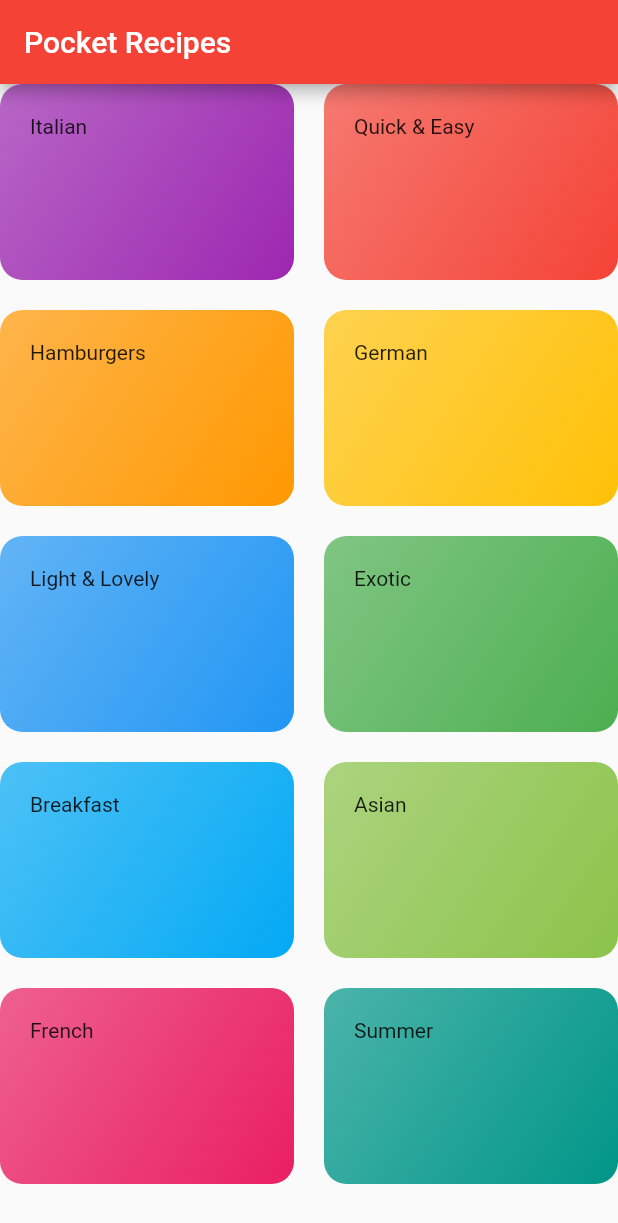
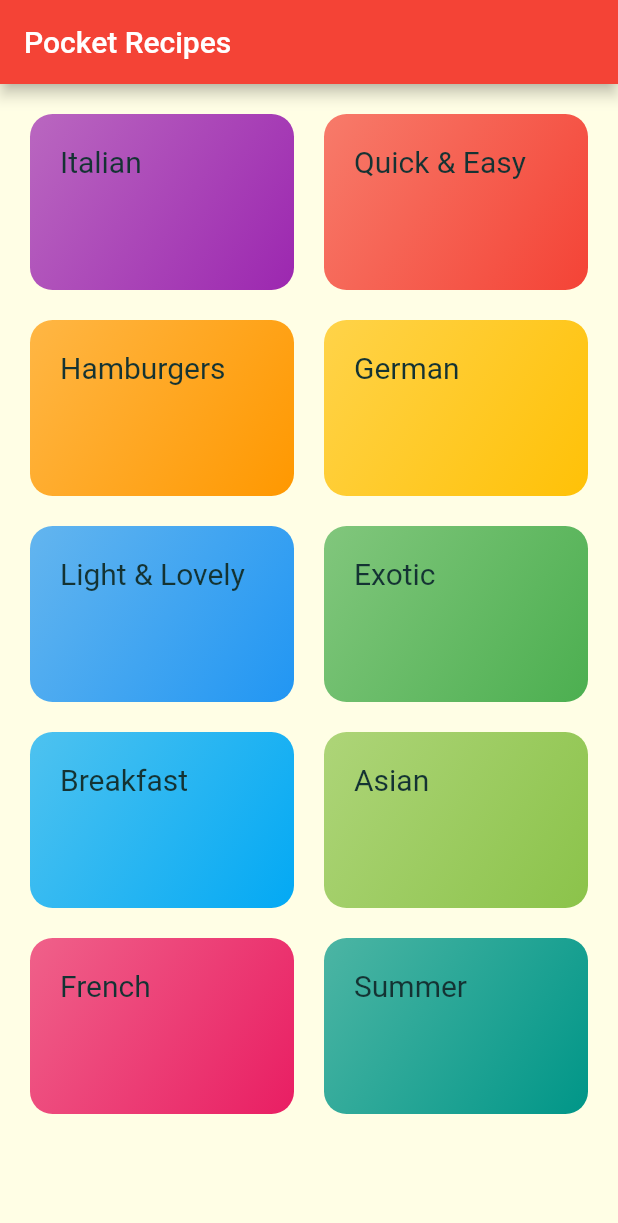
Before and after one commit to archrave/Pocket-Recipes-App, a Flutter app: the screen it shows after launch, on a phone screen of 412 x 824 dp. Shown: the top 1223 px of the screen. Run offline on Flutter 3.47's test engine with Material 2 defaults, Android fonts, the phone set to English and light mode, and no system bars.

Commit message:
Applied Custom themes

```diff
--- a/lib/models/dummy_data.dart
+++ b/lib/dummy_data.dart
@@ -1,5 +1,5 @@
 import 'package:flutter/material.dart';
-import 'category.dart';
+import './models/category.dart';
 
 const DUMMY_CATEGORIES = const [
   Category(
--- a/lib/main.dart
+++ b/lib/main.dart
@@ -10,8 +10,18 @@ class MyApp extends StatelessWidget {
     return MaterialApp(
       title: 'Pocket Recipes',
       theme: ThemeData(
-        primarySwatch: Colors.red,
-      ),
+          primarySwatch: Colors.red,
+          accentColor: Colors.yellow,
+          canvasColor: Color.fromRGBO(255, 254, 229, 1),
+          textTheme: ThemeData.light().textTheme.copyWith(
+              body1:
+                  TextStyle(fontSize: 20, color: Color.fromRGBO(20, 51, 51, 1)),
+              body2:
+                  TextStyle(fontSize: 10, color: Color.fromRGBO(20, 51, 51, 1)),
+              title: TextStyle(
+                  fontSize: 20,
+                  fontWeight: FontWeight.bold,
+                  fontFamily: 'RobotoCondensed'))),
       home: CategoriesScreen(),
     );
   }
--- a/lib/widgets/categories_screen.dart
+++ b/lib/widgets/categories_screen.dart
@@ -1,6 +1,6 @@
 import 'package:flutter/material.dart';
 import './category_item.dart';
-import '../models/dummy_data.dart';
+import '../dummy_data.dart';
 
 class CategoriesScreen extends StatelessWidget {
   @override
@@ -10,6 +10,7 @@ class CategoriesScreen extends StatelessWidget {
         title: Text("Pocket Recipes"),
       ),
       body: GridView(
+        padding: const EdgeInsets.all(20),
         children: DUMMY_CATEGORIES
             .map(
               (eachItem) => CategoryItem(
--- a/pubspec.yaml
+++ b/pubspec.yaml
@@ -67,7 +67,6 @@ flutter:
           weight: 700
         - asset: fonts/Raleway-Black.ttf
           weight: 900
-
     - family: RobotoCondensed
       fonts:
         - asset: fonts/RobotoCondensed-Regular.ttf
```
